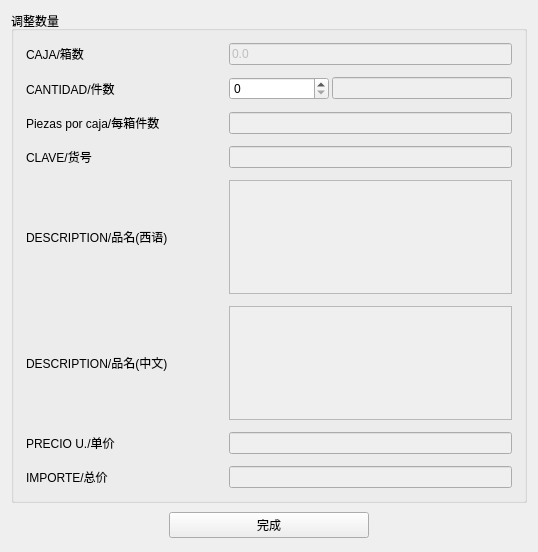
Qt form CompanyStroageManagement/Adjust_List_Item_Win.ui (linxinwNeo/CompanyStroageManagement) before a commit.
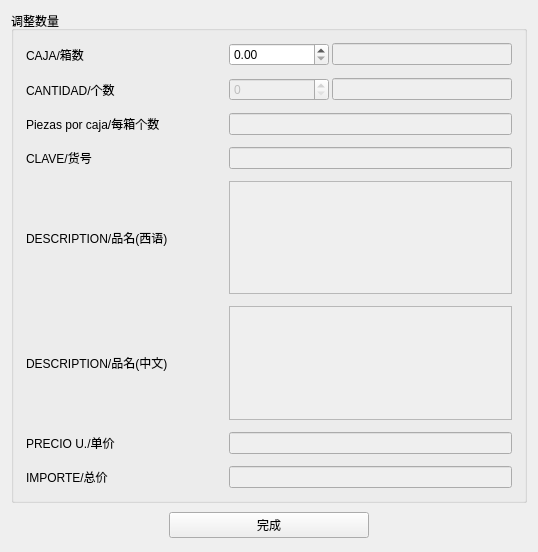
The same form after that commit.

The edit to the form file:
```diff
--- a/CompanyStroageManagement/Adjust_List_Item_Win.ui
+++ b/CompanyStroageManagement/Adjust_List_Item_Win.ui
@@ -51,17 +51,30 @@
            </property>
           </widget>
          </item>
+         <item>
+          <widget class="QDoubleSpinBox" name="NUM_BOXES_SB">
+           <property name="minimumSize">
+            <size>
+             <width>100</width>
+             <height>0</height>
+            </size>
+           </property>
+           <property name="maximumSize">
+            <size>
+             <width>16777215</width>
+             <height>16777215</height>
+            </size>
+           </property>
+           <property name="prefix">
+            <string/>
+           </property>
+          </widget>
+         </item>
          <item>
           <widget class="QLineEdit" name="NUM_BOXES_LE">
            <property name="enabled">
             <bool>false</bool>
            </property>
-           <property name="text">
-            <string>0.0</string>
-           </property>
-           <property name="readOnly">
-            <bool>true</bool>
-           </property>
           </widget>
          </item>
         </layout>
@@ -94,12 +107,15 @@
             </size>
            </property>
            <property name="text">
-            <string>CANTIDAD/件数</string>
+            <string>CANTIDAD/个数</string>
            </property>
           </widget>
          </item>
          <item>
           <widget class="QSpinBox" name="NUM_ITEMS_SB">
+           <property name="enabled">
+            <bool>false</bool>
+           </property>
            <property name="minimumSize">
             <size>
              <width>100</width>
@@ -148,7 +164,7 @@
             </size>
            </property>
            <property name="text">
-            <string>Piezas por caja/每箱件数</string>
+            <string>Piezas por caja/每箱个数</string>
            </property>
           </widget>
          </item>
```
